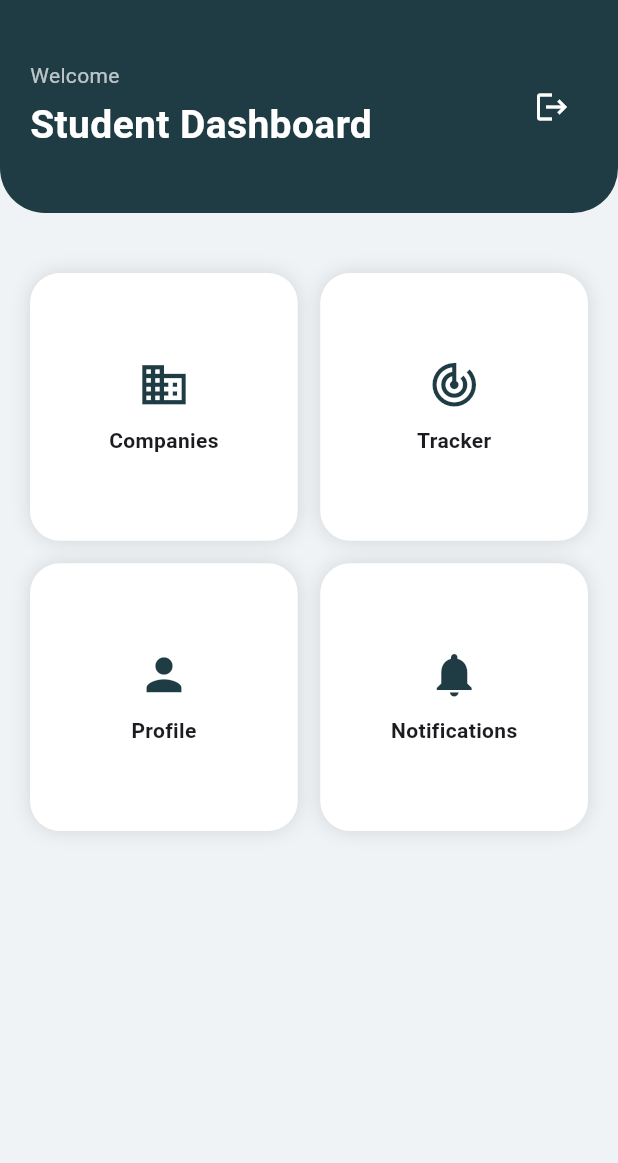
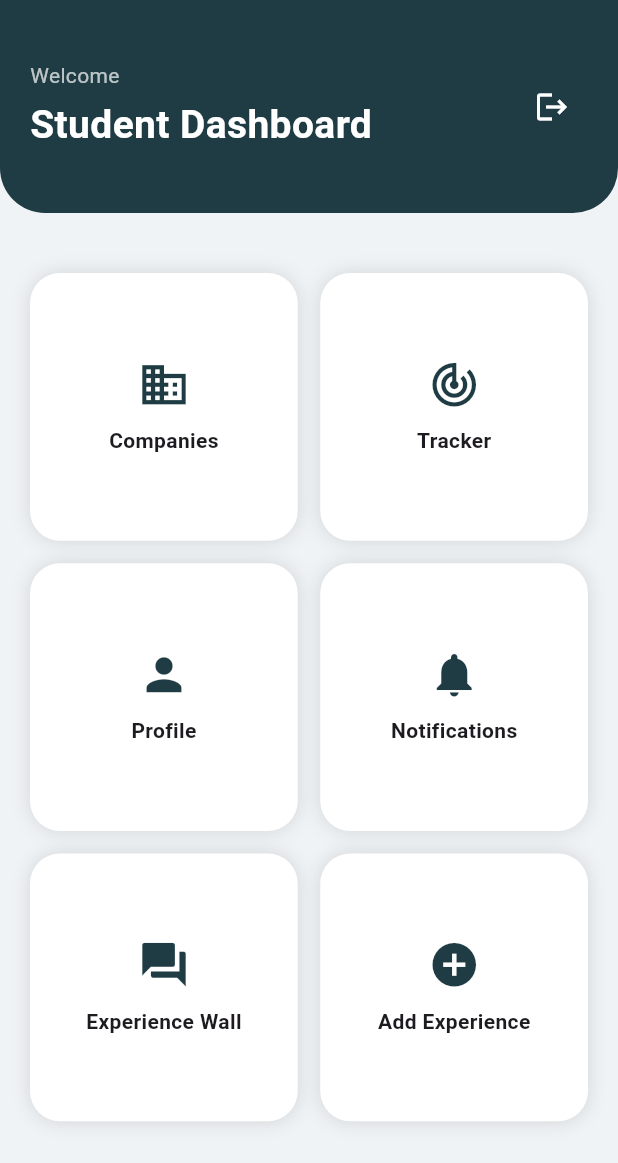
Before and after one commit to Anushka-Gurav/Placement_App, a Flutter app: the StudentDashboard screen opened directly, on a phone screen of 412 x 824 dp. Shown: the top 1163 px of the screen. Run offline on Flutter 3.47's test engine with Material 3 defaults, Android fonts, the phone set to English and light mode, and no system bars; our stand-ins replace cloud_firestore, firebase_auth, firebase_core; accounts and stored records are empty.

Commit message:
Added student experience feature, fixed admin company screen, improved dashboards

```diff
--- /dev/null
+++ b/lib/models/experience_model.dart
@@ -0,0 +1,44 @@
+class Experience {
+  final String id;
+  final String type;
+  final String company;
+  final String role;
+  final String duration;
+  final String stipend;
+  final String workMode;
+  final String learnings;
+  final String userName;
+  final String userId;
+  final bool approved;
+
+  Experience({
+    required this.id,
+    required this.type,
+    required this.company,
+    required this.role,
+    required this.duration,
+    required this.stipend,
+    required this.workMode,
+    required this.learnings,
+    required this.userName,
+    required this.userId,
+    required this.approved,
+  });
+
+  factory Experience.fromDoc(doc) {
+    final data = doc.data();
+    return Experience(
+      id: doc.id,
+      type: data['type'],
+      company: data['company'],
+      role: data['role'],
+      duration: data['duration'],
+      stipend: data['stipend'],
+      workMode: data['workMode'],
+      learnings: data['learnings'],
+      userName: data['userName'],
+      userId: data['userId'],
+      approved: data['approved'],
+    );
+  }
+}
--- a/lib/screens/admin/admin_dashboard.dart
+++ b/lib/screens/admin/admin_dashboard.dart
@@ -4,10 +4,14 @@ import 'package:firebase_auth/firebase_auth.dart';
 
 import '../auth/login_screen.dart';
 import 'add_company_screen.dart';
-import 'admin_company_list_screen.dart.dart';
+import 'admin_company_list_screen.dart'; // ✅ FIXED
 import 'admin_notification_screen.dart';
 import 'admin_application_screen.dart';
 import 'admin_students_year_screen.dart';
+
+// 🔥 NEW IMPORT
+import 'admin_experience_screen.dart';
+
 class AdminDashboard extends StatelessWidget {
   const AdminDashboard({super.key});
 
@@ -83,6 +87,7 @@ class AdminDashboard extends StatelessWidget {
                     _liveStat("Companies", "companies"),
                     _liveStat("Applications", "applications"),
                     _liveStat("Notifications", "notifications"),
+                    _liveStat("Experiences", "experience_posts"), // 🔥 NEW
                   ],
                 )
               ],
@@ -124,20 +129,27 @@ class AdminDashboard extends StatelessWidget {
                         Navigator.push(context,
                             MaterialPageRoute(builder: (_) => AdminApplicationScreen()));
                       }),
-                  _card(
-                    Icons.school,
-                    "Students",
-                    const Color(0xFF00A896),
-                        () {
+
+                  _card(Icons.school, "Students",
+                      const Color(0xFF00A896), () {
                         Navigator.push(
                           context,
                           MaterialPageRoute(
                             builder: (_) => const AdminStudentsYearScreen(),
                           ),
                         );
-                    },
+                      }),
+
+                  // 🔥 NEW FEATURE
+                  _card(Icons.rate_review, "Moderate Experience",
+                      const Color(0xFF1F3C44), () {
+                        Navigator.push(
+                          context,
+                          MaterialPageRoute(
+                            builder: (_) => const AdminExperienceScreen(),
                           ),
-
+                        );
+                      }),
                 ],
               ),
             ),
--- a/lib/screens/student/student_dashboard.dart
+++ b/lib/screens/student/student_dashboard.dart
@@ -6,6 +6,10 @@ import 'company_list_screen.dart';
 import 'tracker_screen.dart';
 import 'profile_screen.dart';
 import 'notification_screen.dart';
+
+// 🔥 NEW IMPORTS
+import 'experience_wall_screen.dart';
+import 'add_experience_screen.dart';
 
 class StudentDashboard extends StatelessWidget {
   const StudentDashboard({super.key});
@@ -89,6 +93,13 @@ class StudentDashboard extends StatelessWidget {
                   _card(context, "Notifications",
                       Icons.notifications,
                       const NotificationScreen()),
+
+                  // 🔥 NEW FEATURE
+                  _card(context, "Experience Wall", Icons.forum,
+                      const ExperienceWallScreen()),
+
+                  _card(context, "Add Experience", Icons.add_circle,
+                      const AddExperienceScreen()),
                 ],
               ),
             ),
```
Also changed, not shown: lib/screens/admin/admin_experience_screen.dart (added, +49 -0 lines), lib/screens/student/add_experience_screen.dart (added, +92 -0 lines), lib/screens/student/experience_wall_screen.dart (added, +73 -0 lines), lib/services/experience_service.dart (added, +68 -0 lines), lib/screens/admin/admin_company_list_screen.dart (renamed from lib/screens/admin/admin_company_list_screen.dart.dart), 4 other files. Lines whose indentation alone changed are shown as unchanged.
